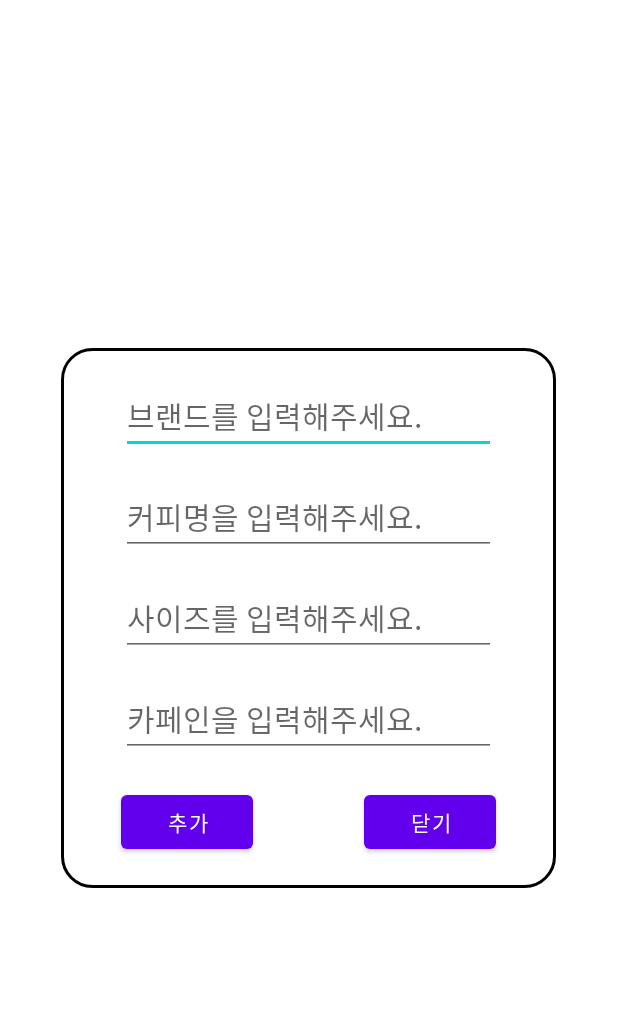
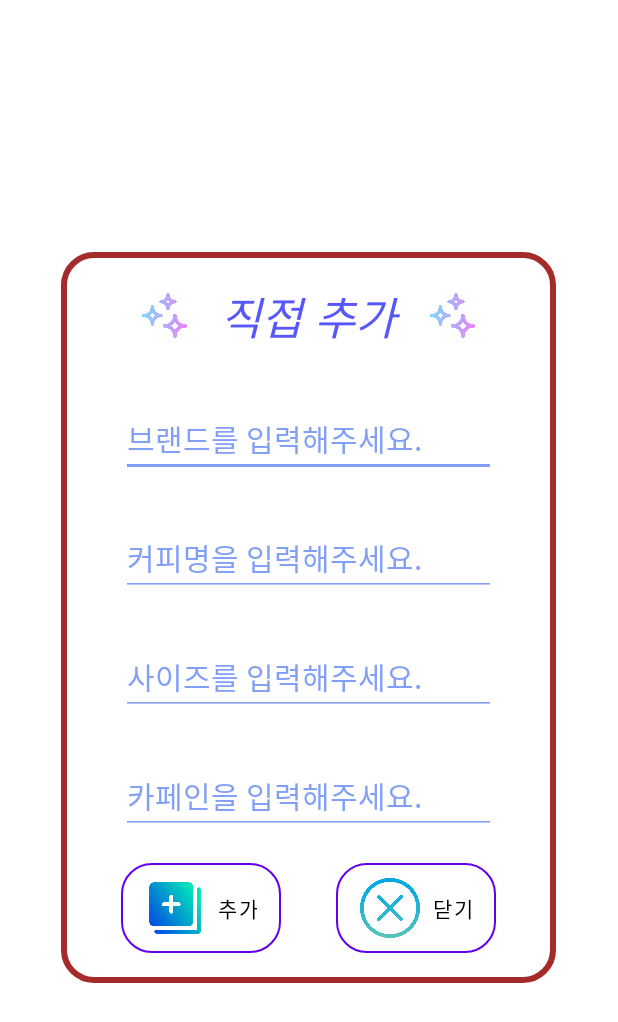
Before and after one commit to SFFK/CaffeineCalculator, an Android app: the layout add_dialog.xml on its own in the app's theme, with its tools: preview values and no code run, on a phone screen of 412 x 824 dp. Shown: the top 1022 px of the screen. Run offline under Robolectric (Android 15) with nearby library versions, the phone set to English and light mode, and no system bars.

Commit message:
UI 수정

```diff
--- /dev/null
+++ b/app/src/main/res/drawable/closexml.xml
@@ -0,0 +1,7 @@
+<?xml version="1.0" encoding="utf-8"?>
+<layer-list xmlns:android="http://schemas.android.com/apk/res/android">
+    <item
+        android:drawable="@drawable/close"
+        android:width="40dp"
+        android:height="40dp"/>
+</layer-list>
--- a/app/src/main/res/drawable/round.xml
+++ b/app/src/main/res/drawable/round.xml
@@ -2,6 +2,6 @@
 <shape xmlns:android="http://schemas.android.com/apk/res/android"
     android:shape="rectangle">
     <solid android:color="@color/white" />
-    <stroke android:width="2dp"/>
+    <stroke android:width="4dp" android:color="#a52a2a"/>
     <corners android:radius="20dp" />
 </shape>
--- /dev/null
+++ b/app/src/main/res/drawable/triplestarxml.xml
@@ -0,0 +1,8 @@
+<?xml version="1.0" encoding="utf-8"?>
+<layer-list xmlns:android="http://schemas.android.com/apk/res/android">
+    <item
+        android:drawable="@drawable/triplestar"
+        android:width="30dp"
+        android:height="30dp">
+    </item>
+</layer-list>
--- a/app/src/main/res/layout/add_dialog.xml
+++ b/app/src/main/res/layout/add_dialog.xml
@@ -9,22 +9,41 @@
     android:layout_gravity="center"
     android:paddingVertical="20dp">
 
+    <TextView
+        android:id="@+id/title"
+        android:text="   직접 추가   "
+        android:textSize="30dp"
+        android:drawableLeft="@drawable/triplestarxml"
+        android:drawableRight="@drawable/triplestarxml"
+        android:textColor="#5858FA"
+        android:textStyle="italic"
+        android:layout_width="wrap_content"
+        android:layout_height="wrap_content"
+        app:layout_constraintEnd_toEndOf="parent"
+        app:layout_constraintStart_toStartOf="parent"/>
+
     <EditText
         android:id="@+id/add_brand"
         android:layout_width="250dp"
         android:layout_height="wrap_content"
         android:hint="브랜드를 입력해주세요."
+        android:textColorHint="#819FF7"
+        android:backgroundTint="#819FF7"
         android:textSize="20sp"
         android:layout_marginStart="40dp"
         android:layout_marginEnd="40dp"
+        app:layout_constraintBottom_toBottomOf="@id/add_coffee"
         app:layout_constraintEnd_toEndOf="parent"
-        app:layout_constraintStart_toStartOf="parent" />
+        app:layout_constraintStart_toStartOf="parent"
+        app:layout_constraintTop_toTopOf="@id/title" />
 
     <EditText
         android:id="@+id/add_coffee"
         android:layout_width="250dp"
         android:layout_height="wrap_content"
         android:hint="커피명을 입력해주세요."
+        android:textColorHint="#819FF7"
+        android:backgroundTint="#819FF7"
         android:textSize="20sp"
         android:layout_marginStart="40dp"
         android:layout_marginEnd="40dp"
@@ -38,6 +57,8 @@
         android:layout_width="250dp"
         android:layout_height="wrap_content"
         android:hint="사이즈를 입력해주세요."
+        android:textColorHint="#819FF7"
+        android:backgroundTint="#819FF7"
         android:textSize="20sp"
         android:layout_marginStart="40dp"
         android:layout_marginEnd="40dp"
@@ -51,6 +72,8 @@
         android:layout_width="250dp"
         android:layout_height="wrap_content"
         android:hint="카페인을 입력해주세요."
+        android:textColorHint="#819FF7"
+        android:backgroundTint="#819FF7"
         android:textSize="20sp"
         android:layout_marginStart="40dp"
         android:layout_marginEnd="40dp"
@@ -65,6 +88,9 @@
         android:layout_width="wrap_content"
         android:layout_height="wrap_content"
         android:text="추가"
+        android:textColor="@color/black"
+        android:drawableLeft="@drawable/addxml"
+        android:background="@drawable/buttonradius"
         android:layout_marginTop="70dp"
         android:layout_marginStart="40dp"
         app:layout_constraintBottom_toBottomOf="parent"
@@ -76,6 +102,9 @@
         android:layout_width="wrap_content"
         android:layout_height="wrap_content"
         android:text="닫기"
+        android:textColor="@color/black"
+        android:drawableLeft="@drawable/closexml"
+        android:background="@drawable/buttonradius"
         android:layout_marginTop="70dp"
         android:layout_marginEnd="40dp"
         app:layout_constraintBottom_toBottomOf="parent"
```
Also changed, not shown: app/src/main/res/drawable-v24/close.png (added), app/src/main/res/drawable-v24/triplestar.png (added).
